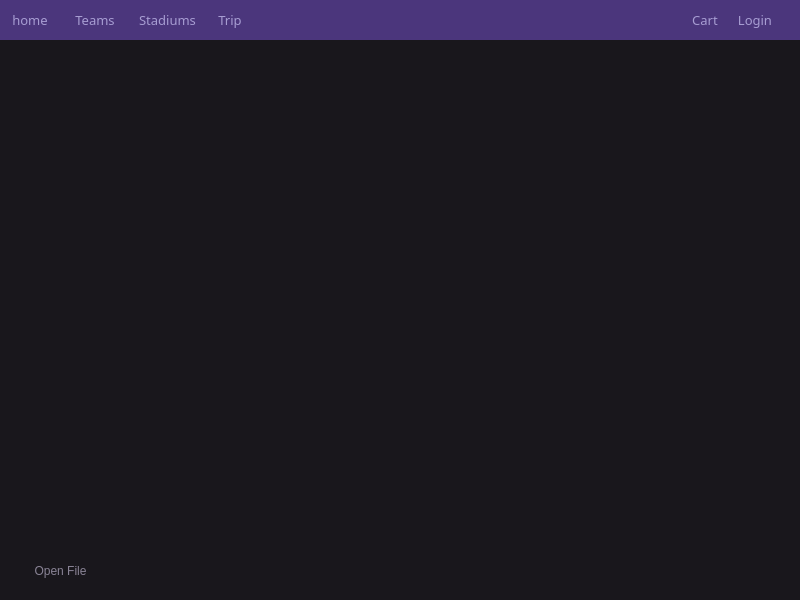
The window that BaseballProject/mainwindow.ui (cs1d-baseballproject/Baseball-Project---CS1D) describes before a commit, drawn with Qt 5.
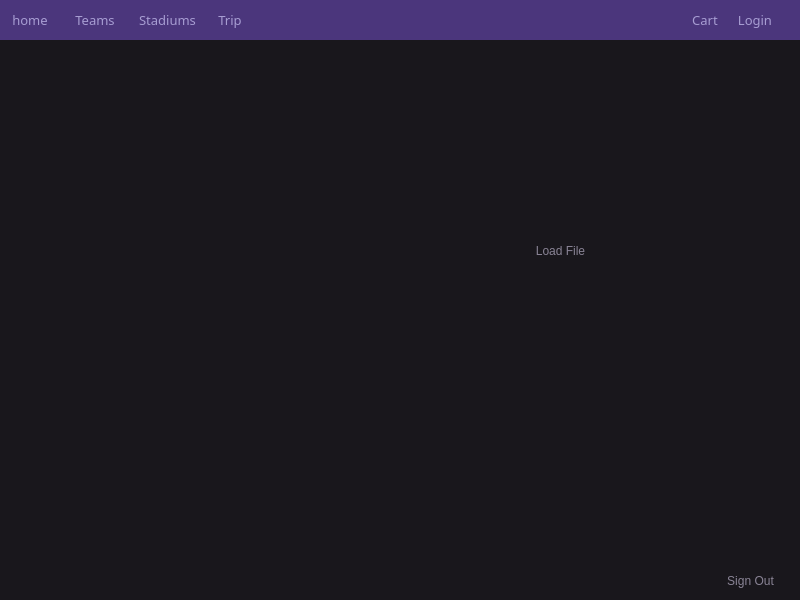
The same window after the commit. The open tabs and pages were chosen to show the change.

Patch:
```diff
--- a/BaseballProject/mainwindow.ui
+++ b/BaseballProject/mainwindow.ui
@@ -798,8 +798,8 @@
      <widget class="QPushButton" name="initDB">
       <property name="geometry">
        <rect>
-        <x>20</x>
-        <y>520</y>
+        <x>520</x>
+        <y>200</y>
         <width>81</width>
         <height>21</height>
        </rect>
@@ -825,7 +825,40 @@
 </string>
       </property>
       <property name="text">
-       <string>Open File</string>
+       <string>Load File</string>
+      </property>
+     </widget>
+     <widget class="QPushButton" name="signOut">
+      <property name="geometry">
+       <rect>
+        <x>710</x>
+        <y>530</y>
+        <width>81</width>
+        <height>21</height>
+       </rect>
+      </property>
+      <property name="font">
+       <font>
+        <family>Nirmala UI</family>
+        <pointsize>9</pointsize>
+        <weight>50</weight>
+        <bold>false</bold>
+       </font>
+      </property>
+      <property name="autoFillBackground">
+       <bool>false</bool>
+      </property>
+      <property name="styleSheet">
+       <string notr="true">QPushButton {background-color: rgb(25, 23, 28); color: rgb(137, 131, 149); border: none;}
+
+QPushButton:hover {background-color: #252328; color: rgb(255, 255, 255);}
+
+QPushButton:pressed {background-color: qlineargradient(x1: 0, y1: 0, x2: 0, y2: 1, stop: 0 rgb(30, 28, 34), stop: 1 #252328);  color: rgb(137, 131, 149);}
+
+</string>
+      </property>
+      <property name="text">
+       <string>Sign Out</string>
       </property>
      </widget>
     </widget>
```
Left out of the diff: 4 changed lines with no effect on the pictures.
